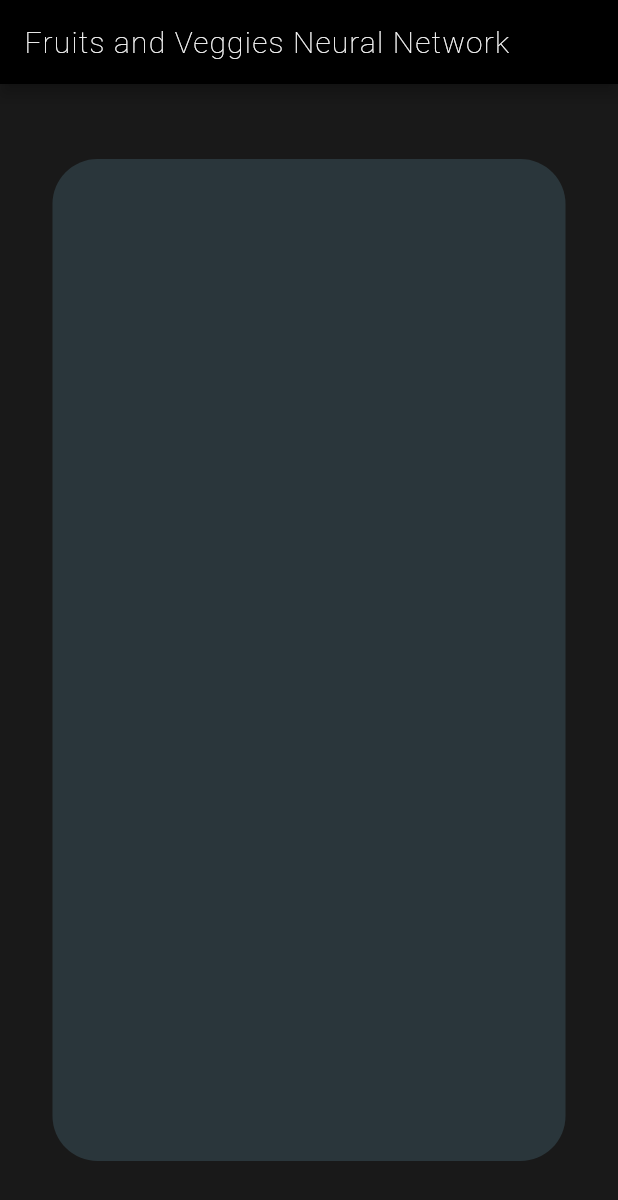
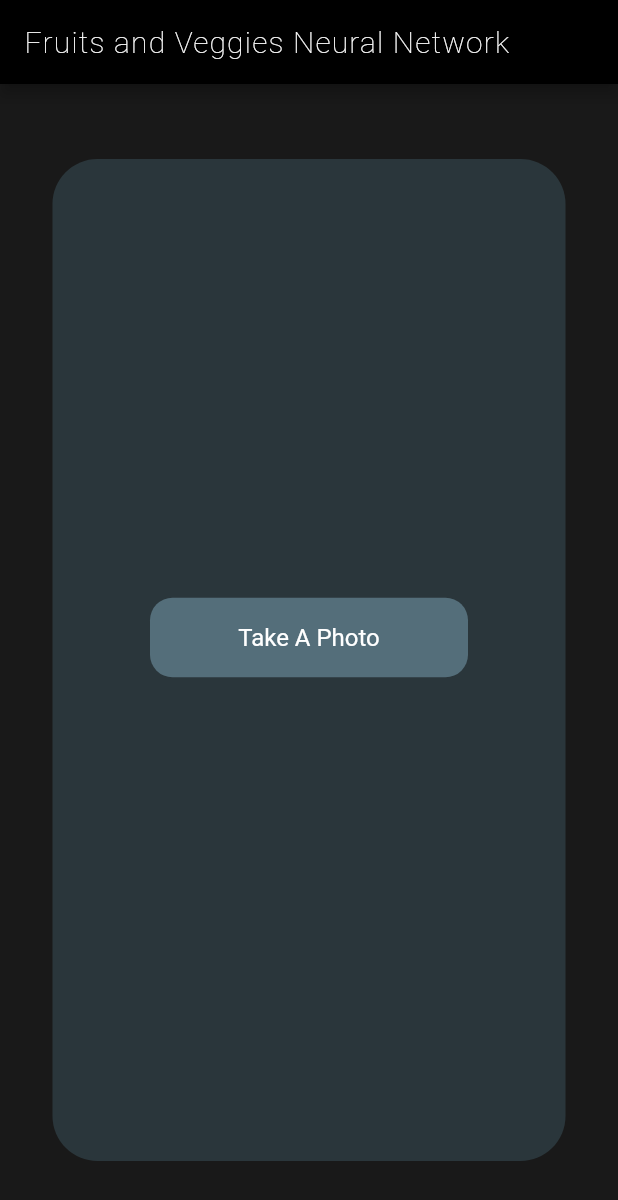
Before and after one commit to vamsee9/TS_viggie_TML, a Flutter app: the screen it shows after launch, on a phone screen of 412 x 824 dp. Shown: the top 1200 px of the screen. Run offline on Flutter 3.47's test engine with Material 2 defaults, Android fonts, the phone set to English and light mode, and no system bars; our stand-ins replace image_picker; missing offline and left inert: tflite.

Commit message:
App: Fixed some fallback errors
Signed-off-by: vamsee9 <4n0n5ur7@protonmail.com>

```diff
--- a/veg_ml/lib/Home.dart
+++ b/veg_ml/lib/Home.dart
@@ -123,7 +123,31 @@ class _HomeState extends State<Home> {
                               ),
                             ],
                           ),
-                          )),
+                        ),
+                ),
+              ),
+              Container(
+                child: Column(
+                  children: [
+                    GestureDetector(
+                      onTap: pickImage,
+                      child: Container(
+                        width: MediaQuery.of(context).size.width - 200,
+                        alignment: Alignment.center,
+                        padding:
+                            EdgeInsets.symmetric(horizontal: 24, vertical: 17),
+                        decoration: BoxDecoration(
+                            color: Colors.blueGrey[600],
+                            borderRadius: BorderRadius.circular(15)),
+                        child: Text(
+                          'Take A Photo',
+                          style: TextStyle(color: Colors.white, fontSize: 16),
+                        ),
+                      ),
+                    ),
+                    SizedBox(height: 30,),
+                  ],
+                ),
               )
             ],
           ),
```
Also changed, not shown: 3 other files. Lines whose indentation alone changed are shown as unchanged.
